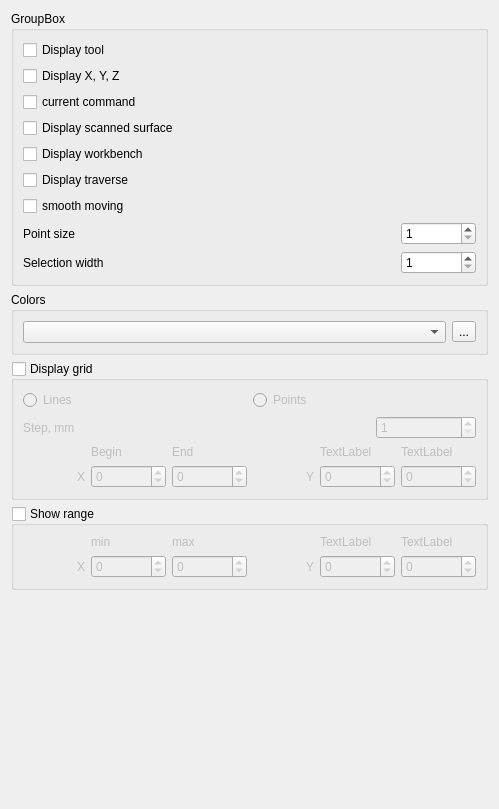
First picture: the form in sources/forms/sVis.ui, repository eduard-x/cnc-qt, before the edit.
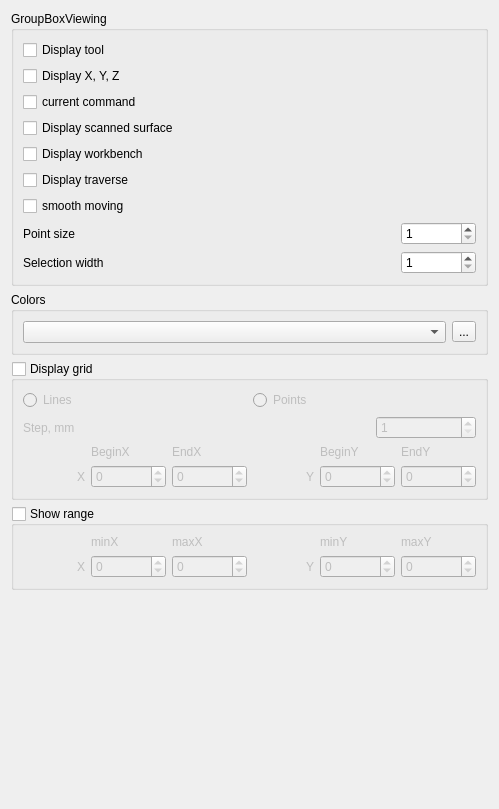
Second picture: the form after the edit.

Patch:
```diff
--- a/sources/forms/sVis.ui
+++ b/sources/forms/sVis.ui
@@ -55,7 +55,7 @@
       </sizepolicy>
      </property>
      <property name="title">
-      <string>GroupBox</string>
+      <string>GroupBoxViewing</string>
      </property>
      <layout class="QGridLayout" name="gridLayout_13">
       <item row="0" column="0">
@@ -285,14 +285,14 @@
       <item row="3" column="1">
        <widget class="QLabel" name="labelBeginX">
         <property name="text">
-         <string>Begin</string>
+         <string>BeginX</string>
         </property>
        </widget>
       </item>
       <item row="3" column="2">
        <widget class="QLabel" name="labelEndX">
         <property name="text">
-         <string>End</string>
+         <string>EndX</string>
         </property>
        </widget>
       </item>
@@ -437,14 +437,14 @@
       <item row="3" column="4">
        <widget class="QLabel" name="labelBeginY">
         <property name="text">
-         <string>TextLabel</string>
+         <string>BeginY</string>
         </property>
        </widget>
       </item>
       <item row="3" column="5">
        <widget class="QLabel" name="labelEndY">
         <property name="text">
-         <string>TextLabel</string>
+         <string>EndY</string>
         </property>
        </widget>
       </item>
@@ -494,14 +494,14 @@
       <item row="0" column="1">
        <widget class="QLabel" name="labelMinX">
         <property name="text">
-         <string>min</string>
+         <string>minX</string>
         </property>
        </widget>
       </item>
       <item row="0" column="2">
        <widget class="QLabel" name="labelMaxX">
         <property name="text">
-         <string>max</string>
+         <string>maxX</string>
         </property>
        </widget>
       </item>
@@ -618,14 +618,14 @@
       <item row="0" column="4">
        <widget class="QLabel" name="labelMinY">
         <property name="text">
-         <string>TextLabel</string>
+         <string>minY</string>
         </property>
        </widget>
       </item>
       <item row="0" column="5">
        <widget class="QLabel" name="labelMaxY">
         <property name="text">
-         <string>TextLabel</string>
+         <string>maxY</string>
         </property>
        </widget>
       </item>
```
Left out of the diff: 78 changed lines with no effect on the pictures.
